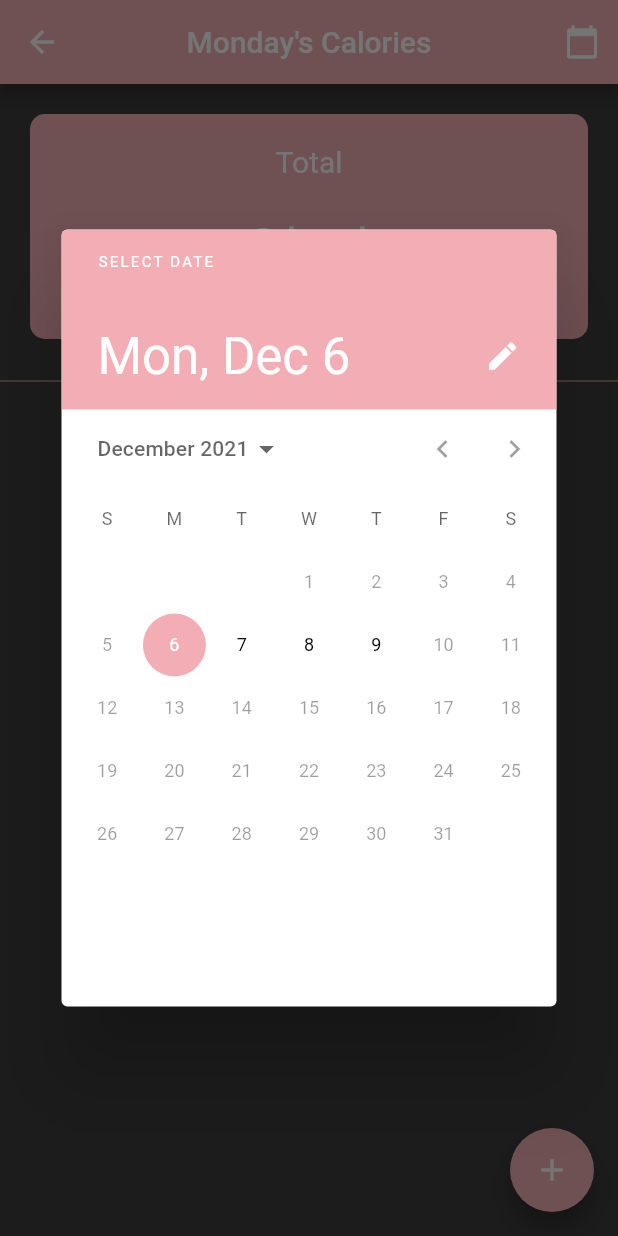
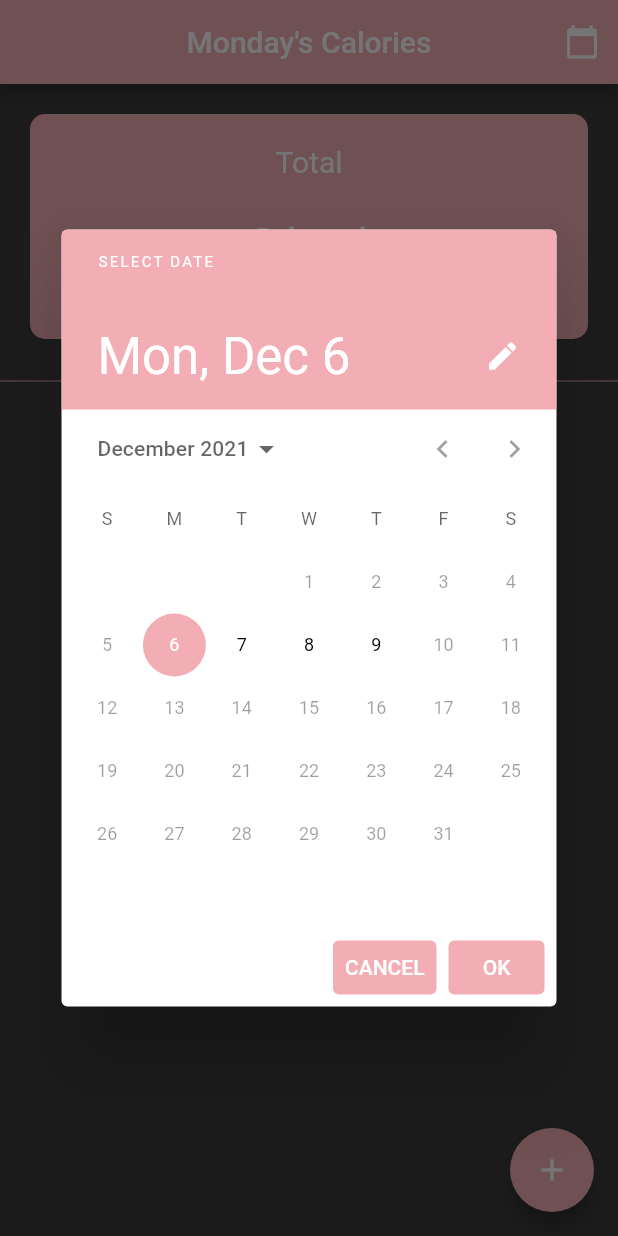
Before and after one commit to noctisbeta/ProdApp, a Flutter app: the CalorieScreen screen opened directly, after a tap on the "calendar today" icon, on a phone screen of 412 x 824 dp. Run offline on Flutter 3.47's test engine with Material 2 defaults, Android fonts, the phone set to English and light mode, and no system bars; our stand-ins replace flutter_colorpicker, sqflite, syncfusion_flutter_calendar; missing offline and left inert: number_selection; accounts and stored records are empty.

Commit message:
overall fixes

```diff
--- a/prod_app_3/lib/database/database.dart
+++ b/prod_app_3/lib/database/database.dart
@@ -32,7 +32,7 @@ class DatabaseHelper {
   Future _onCreate(Database db, int version) async {
     await db.execute(
       '''
-      CREATE TABLE eventsTable (
+      CREATE TABLE IF NOT EXISTS eventsTable (
       eventID INTEGER PRIMARY KEY,
       eventTitle TEXT NOT NULL,
       timeFrom TEXT NOT NULL,
@@ -45,7 +45,7 @@ class DatabaseHelper {
 
     await db.execute(
       '''
-      CREATE TABLE calorieTable (
+      CREATE TABLE IF NOT EXISTS calorieTable (
       calorieEventID INTEGER PRIMARY KEY,
       food TEXT NOT NULL,
       foodAmount INTEGER NOT NULL,
@@ -59,7 +59,7 @@ class DatabaseHelper {
 
     await db.execute(
       '''
-      CREATE TABLE calorieTable (
+      CREATE TABLE IF NOT EXISTS calorieTable (
       moneyEventID INTEGER PRIMARY KEY,
       location TEXT NOT NULL,
       forWhat TEXT NOT NULL,
@@ -133,12 +133,7 @@ class DatabaseHelper {
       whereArgs: [day.toString().split(' ')[0]],
       columns: ['calories', 'foodAmount'],
     );
-    final List<Map<String, dynamic>> amounts = await db.query(
-      'calorieTable',
-      where: 'date = ?',
-      whereArgs: [day.toString().split(' ')[0]],
-      columns: ['foodAmount'],
-    );
+
     int sum_ = 0;
     for (final mapItem in calories) {
       sum_ += (mapItem['calories'] as int) * (mapItem['foodAmount'] as int);
--- a/prod_app_3/lib/main.dart
+++ b/prod_app_3/lib/main.dart
@@ -41,9 +41,14 @@ class MyApp extends StatelessWidget {
           textButtonTheme: TextButtonThemeData(
             style: ButtonStyle(
               foregroundColor: MaterialStateProperty.all<Color>(Colors.white),
+              backgroundColor:
+                  MaterialStateProperty.all<Color>(const Color(0xFFF2AEB4)),
             ),
           ),
           inputDecorationTheme: const InputDecorationTheme(
+            helperStyle: TextStyle(
+              color: Color(0xFFF2AEB4),
+            ),
             border: OutlineInputBorder(),
             enabledBorder: OutlineInputBorder(
               borderSide: BorderSide(
--- a/prod_app_3/lib/screens/calorie_screen.dart
+++ b/prod_app_3/lib/screens/calorie_screen.dart
@@ -31,11 +31,9 @@ class _CalorieScreenState extends State<CalorieScreen> {
     return Scaffold(
       resizeToAvoidBottomInset: true,
       appBar: AppBar(
-        actions: [
+        actions: const [
           CalendarAppBar(
-            callback: () {
-              setState(() {});
-            },
+            screenName: 'calories',
           ),
         ],
         title: Text(
@@ -93,15 +91,13 @@ class _CalorieScreenState extends State<CalorieScreen> {
                               fontSize: 30,
                             ),
                           );
+                        } else if (snapshot.hasError) {
+                          return const Text('database empty');
                         } else {
                           return Center(
                             child: Column(
                               children: const [
-                                SizedBox(
-                                  width: 60,
-                                  height: 60,
-                                  child: CircularProgressIndicator(),
-                                ),
+                                CircularProgressIndicator(),
                                 Padding(
                                   padding: EdgeInsets.only(top: 16),
                                   child: Text('Awaiting result...'),
@@ -153,15 +149,13 @@ class _CalorieScreenState extends State<CalorieScreen> {
                     },
                   ),
                 );
+              } else if (snapshot.hasError) {
+                return const Text('database empty');
               } else {
                 return Center(
                   child: Column(
                     children: const [
-                      SizedBox(
-                        width: 60,
-                        height: 60,
-                        child: CircularProgressIndicator(),
-                      ),
+                      CircularProgressIndicator(),
                       Padding(
                         padding: EdgeInsets.only(top: 16),
                         child: Text('Awaiting result...'),
--- a/prod_app_3/lib/screens/event_adding_screen.dart
+++ b/prod_app_3/lib/screens/event_adding_screen.dart
@@ -123,13 +123,9 @@ class _EventAddingPageState extends State<EventAddingPage> {
               const Expanded(child: SizedBox()),
               Center(
                 child: TextButton(
-                  style: TextButton.styleFrom(
-                    backgroundColor: Colors.indigoAccent,
-                  ),
                   onPressed: confirmSubmission,
                   child: const Text(
                     'CONFIRM',
-                    style: TextStyle(color: Colors.white),
                   ),
                 ),
               ),
--- a/prod_app_3/lib/widgets/menu_buttons.dart
+++ b/prod_app_3/lib/widgets/menu_buttons.dart
@@ -54,7 +54,9 @@ class MoneyButton extends StatelessWidget {
           Navigator.of(context).push(
             MaterialPageRoute(
               builder: (context) {
-                return const MoneySummaryScreen();
+                return MoneySummaryScreen(
+                  dateTime: DateTime.now(),
+                );
               },
             ),
           );
@@ -149,25 +151,23 @@ class CalorieButton extends StatelessWidget {
   }
 }
 
-class CalendarAppBar extends StatelessWidget {
-  final VoidCallback callback;
+class CalendarAppBar extends StatefulWidget {
+  final String screenName;
   const CalendarAppBar({
-    required this.callback,
+    required this.screenName,
     Key? key,
   }) : super(key: key);
 
   @override
+  State<CalendarAppBar> createState() => _CalendarAppBarState();
+}
+
+class _CalendarAppBarState extends State<CalendarAppBar> {
+  @override
   Widget build(BuildContext context) {
     return IconButton(
-      onPressed: () {
-        // Navigator.of(context).push(
-        //   MaterialPageRoute(
-        //     builder: (context) {
-        //       return const CalendarScreen();
-        //     },
-        //   ),
-        // );
-        final newDate = showDatePicker(
+      onPressed: () async {
+        final newDate = await showDatePicker(
           context: context,
           initialDate: DateTime.now(),
           firstDate: DateTime.now(),
@@ -175,7 +175,32 @@ class CalendarAppBar extends StatelessWidget {
             const Duration(days: 3),
           ),
         );
-        callback();
+        if (newDate == null) {
+          return;
+        }
+        if (!mounted) return;
+        Navigator.of(context).pushReplacement(
+          MaterialPageRoute(
+            builder: (context) {
+              switch (widget.screenName) {
+                case 'calories':
+                  return CalorieScreen(
+                    dateTime: newDate,
+                  );
+                case 'time':
+                  return DaySummaryScreen(
+                    date: newDate,
+                  );
+                case 'money':
+                  return MoneySummaryScreen(
+                    dateTime: newDate,
+                  );
+                default:
+                  return Container();
+              }
+            },
+          ),
+        );
       },
       icon: const Icon(
         Icons.calendar_today,
```
Also changed, not shown: prod_app_3/lib/screens/day_summary_screen.dart (+8 -60 lines), prod_app_3/lib/screens/money_summary.dart (+71 -24 lines).
